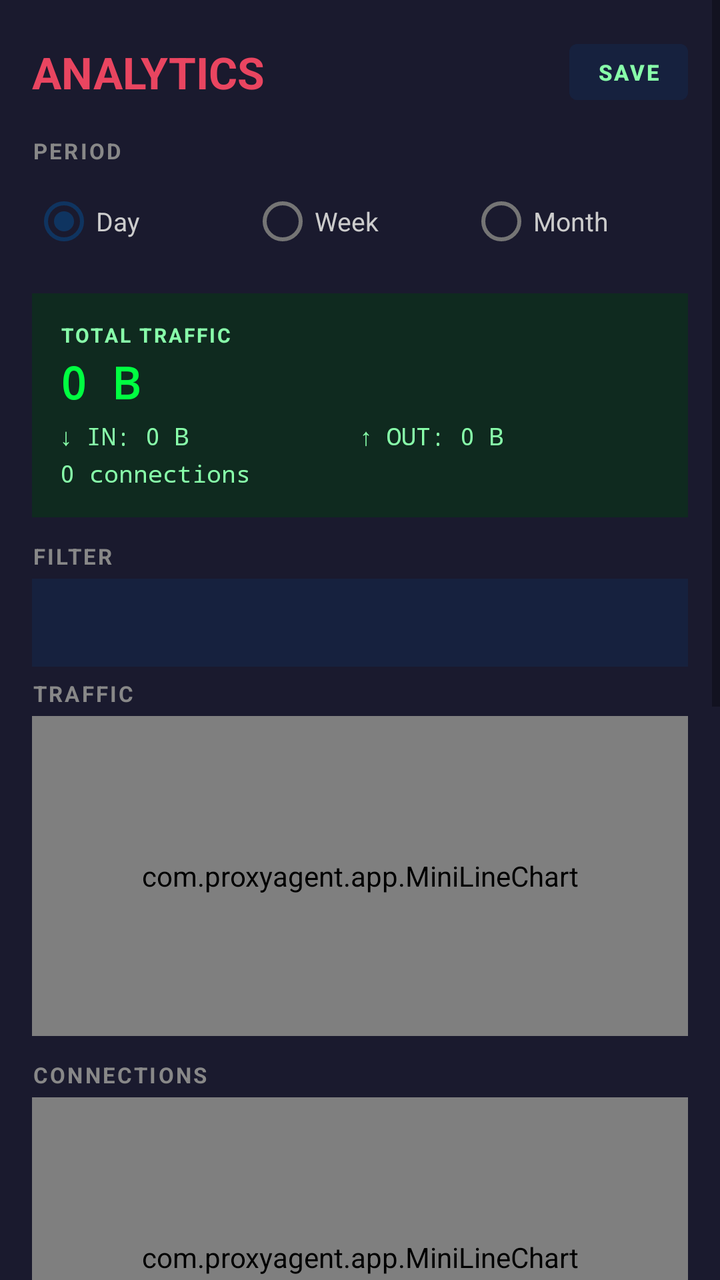
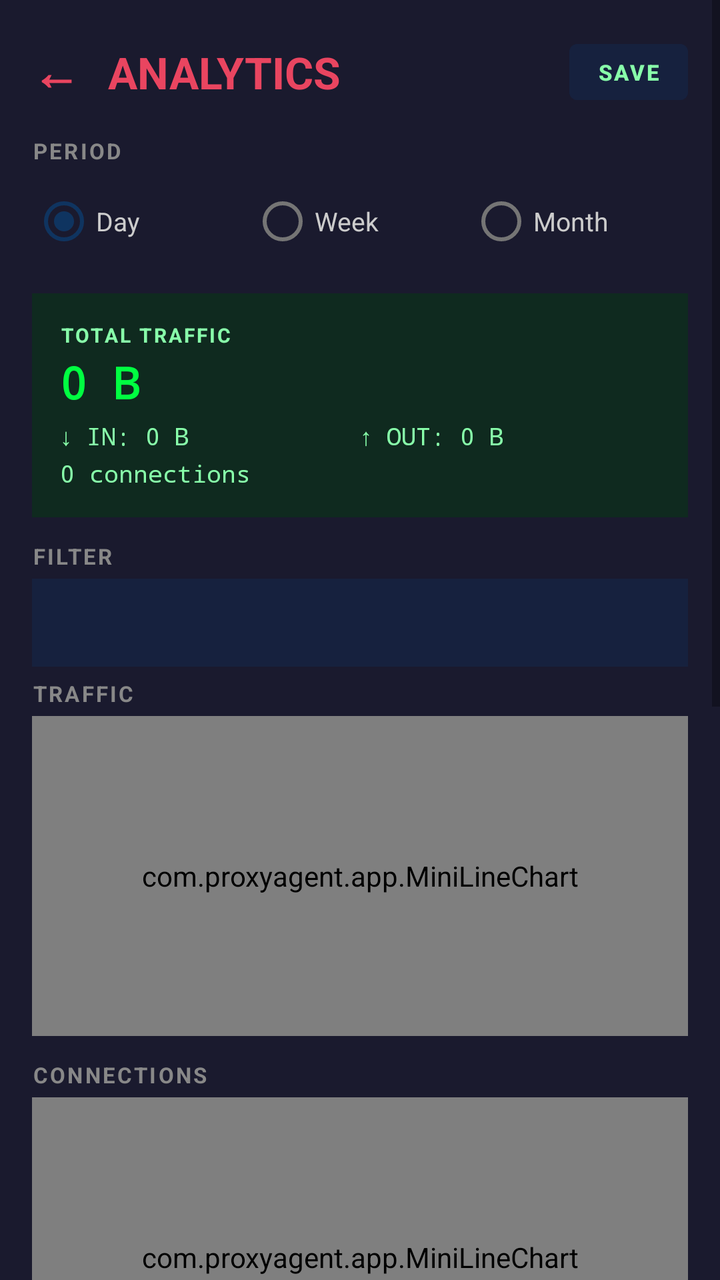

Two renders of the same Android screen: before a commit and after it. Below are the layout's source before the change and the commit's diff.
<!-- AndroidManifest.xml: application theme Theme.AndroidProxyApp -->
<!-- res/layout/activity_analytics.xml -->
<?xml version="1.0" encoding="utf-8"?>
<ScrollView xmlns:android="http://schemas.android.com/apk/res/android"
    android:layout_width="match_parent"
    android:layout_height="match_parent"
    android:background="#1a1a2e"
    android:fillViewport="true"
    android:fitsSystemWindows="true">

    <LinearLayout
        android:layout_width="match_parent"
        android:layout_height="wrap_content"
        android:orientation="vertical"
        android:padding="16dp">

        <LinearLayout
            android:layout_width="match_parent"
            android:layout_height="wrap_content"
            android:orientation="horizontal"
            android:gravity="center_vertical"
            android:layout_marginBottom="12dp">
            <TextView
                android:layout_width="0dp"
                android:layout_weight="1"
                android:layout_height="wrap_content"
                android:text="ANALYTICS"
                android:textColor="#e94560"
                android:textSize="22sp"
                android:textStyle="bold" />
            <Button
                android:id="@+id/btnExportAnalytics"
                android:layout_width="wrap_content"
                android:layout_height="40dp"
                android:minWidth="0dp"
                android:paddingStart="14dp"
                android:paddingEnd="14dp"
                android:text="SAVE"
                android:textSize="11sp"
                android:textStyle="bold"
                android:backgroundTint="#16213e"
                android:textColor="#88ffaa" />
        </LinearLayout>

        <TextView
            android:layout_width="wrap_content"
            android:layout_height="wrap_content"
            android:text="PERIOD"
            android:textColor="#888888"
            android:textSize="11sp"
            android:textStyle="bold"
            android:letterSpacing="0.1"
            android:layout_marginBottom="4dp" />

        <RadioGroup
            android:id="@+id/rgPeriod"
            android:layout_width="match_parent"
            android:layout_height="wrap_content"
            android:orientation="horizontal"
            android:layout_marginBottom="12dp">
            <RadioButton
                android:id="@+id/rbPeriodDay"
                android:layout_width="0dp"
                android:layout_weight="1"
                android:layout_height="wrap_content"
                android:text="Day"
                android:textColor="#cccccc"
                android:textSize="13sp"
                android:checked="true" />
            <RadioButton
                android:id="@+id/rbPeriodWeek"
                android:layout_width="0dp"
                android:layout_weight="1"
                android:layout_height="wrap_content"
                android:text="Week"
                android:textColor="#cccccc"
                android:textSize="13sp" />
            <RadioButton
                android:id="@+id/rbPeriodMonth"
                android:layout_width="0dp"
                android:layout_weight="1"
                android:layout_height="wrap_content"
                android:text="Month"
                android:textColor="#cccccc"
                android:textSize="13sp" />
        </RadioGroup>

        <LinearLayout
            android:layout_width="match_parent"
            android:layout_height="wrap_content"
            android:orientation="vertical"
            android:background="#0f2a1f"
            android:padding="14dp"
            android:layout_marginBottom="12dp">
            <TextView
                android:layout_width="wrap_content"
                android:layout_height="wrap_content"
                android:text="TOTAL TRAFFIC"
                android:textColor="#88ffaa"
                android:textSize="10sp"
                android:textStyle="bold"
                android:letterSpacing="0.1" />
            <TextView
                android:id="@+id/tvTotal"
                android:layout_width="wrap_content"
                android:layout_height="wrap_content"
                android:text="0 B"
                android:textColor="#00ff41"
                android:textSize="22sp"
                android:textStyle="bold"
                android:fontFamily="monospace"
                android:layout_marginTop="2dp" />
            <LinearLayout
                android:layout_width="match_parent"
                android:layout_height="wrap_content"
                android:orientation="horizontal"
                android:layout_marginTop="4dp">
                <TextView
                    android:id="@+id/tvIn"
                    android:layout_width="0dp"
                    android:layout_weight="1"
                    android:layout_height="wrap_content"
                    android:text="↓ IN: 0 B"
                    android:textColor="#88ffaa"
                    android:textSize="12sp"
                    android:fontFamily="monospace" />
                <TextView
                    android:id="@+id/tvOut"
                    android:layout_width="0dp"
                    android:layout_weight="1"
                    android:layout_height="wrap_content"
                    android:text="↑ OUT: 0 B"
                    android:textColor="#88ffaa"
                    android:textSize="12sp"
                    android:fontFamily="monospace" />
            </LinearLayout>
            <TextView
                android:id="@+id/tvConnTotal"
                android:layout_width="wrap_content"
                android:layout_height="wrap_content"
                android:text="0 connections"
                android:textColor="#88ffaa"
                android:textSize="12sp"
                android:fontFamily="monospace"
                android:layout_marginTop="2dp" />
        </LinearLayout>

        <TextView
            android:layout_width="wrap_content"
            android:layout_height="wrap_content"
            android:text="FILTER"
            android:textColor="#888888"
            android:textSize="11sp"
            android:textStyle="bold"
            android:letterSpacing="0.1"
            android:layout_marginBottom="4dp" />

        <Spinner
            android:id="@+id/spFilterType"
            android:layout_width="match_parent"
            android:layout_height="44dp"
            android:background="#16213e"
            android:layout_marginBottom="6dp" />

        <Spinner
            android:id="@+id/spFilterValue"
            android:layout_width="match_parent"
            android:layout_height="44dp"
            android:background="#16213e"
            android:visibility="gone"
            android:layout_marginBottom="12dp" />

        <TextView
            android:layout_width="wrap_content"
            android:layout_height="wrap_content"
            android:text="TRAFFIC"
            android:textColor="#888888"
            android:textSize="11sp"
            android:textStyle="bold"
            android:letterSpacing="0.1"
            android:layout_marginBottom="4dp" />

        <com.proxyagent.app.MiniLineChart
            android:id="@+id/chartTraffic"
            android:layout_width="match_parent"
            android:layout_height="160dp"
            android:background="#0f1f2a"
            android:layout_marginBottom="12dp" />

        <TextView
            android:layout_width="wrap_content"
            android:layout_height="wrap_content"
            android:text="CONNECTIONS"
            android:textColor="#888888"
            android:textSize="11sp"
            android:textStyle="bold"
            android:letterSpacing="0.1"
            android:layout_marginBottom="4dp" />

        <com.proxyagent.app.MiniLineChart
            android:id="@+id/chartConn"
            android:layout_width="match_parent"
            android:layout_height="160dp"
            android:background="#0f1f2a"
            android:layout_marginBottom="12dp" />

        <LinearLayout
            android:layout_width="match_parent"
            android:layout_height="wrap_content"
            android:orientation="vertical"
            android:background="#0f2a1f"
            android:padding="14dp"
            android:layout_marginBottom="12dp">
            <TextView
                android:layout_width="wrap_content"
                android:layout_height="wrap_content"
                android:text="IP ROTATIONS"
                android:textColor="#88ffaa"
                android:textSize="10sp"
                android:textStyle="bold"
                android:letterSpacing="0.1" />
            <TextView
                android:id="@+id/tvRotTotal"
                android:layout_width="wrap_content"
                android:layout_height="wrap_content"
                android:text="0"
                android:textColor="#ff66cc"
                android:textSize="22sp"
                android:textStyle="bold"
                android:fontFamily="monospace"
                android:layout_marginTop="2dp" />
            <LinearLayout
                android:layout_width="match_parent"
                android:layout_height="wrap_content"
                android:orientation="horizontal"
                android:layout_marginTop="4dp">
                <TextView
                    android:id="@+id/tvRotManual"
                    android:layout_width="0dp"
                    android:layout_weight="1"
                    android:layout_height="wrap_content"
                    android:text="↻ MANUAL: 0"
                    android:textColor="#66e0ff"
                    android:textSize="12sp"
                    android:fontFamily="monospace" />
                <TextView
                    android:id="@+id/tvRotAuto"
                    android:layout_width="0dp"
                    android:layout_weight="1"
                    android:layout_height="wrap_content"
                    android:text="◉ AUTO: 0"
                    android:textColor="#ff66cc"
                    android:textSize="12sp"
                    android:fontFamily="monospace" />
            </LinearLayout>
            <TextView
                android:id="@+id/tvRotRate"
                android:layout_width="wrap_content"
                android:layout_height="wrap_content"
                android:text=""
                android:textColor="#88ffaa"
                android:textSize="12sp"
                android:fontFamily="monospace"
                android:layout_marginTop="2dp" />
            <TextView
                android:id="@+id/tvRotLast"
                android:layout_width="wrap_content"
                android:layout_height="wrap_content"
                android:text=""
                android:textColor="#669999"
                android:textSize="11sp"
                android:fontFamily="monospace"
                android:layout_marginTop="2dp" />
        </LinearLayout>

        <TextView
            android:layout_width="wrap_content"
            android:layout_height="wrap_content"
            android:text="ROTATIONS · ■ manual  ■ auto  (filter not applied)"
            android:textColor="#888888"
            android:textSize="11sp"
            android:textStyle="bold"
            android:letterSpacing="0.1"
            android:layout_marginBottom="4dp" />

        <com.proxyagent.app.MiniLineChart
            android:id="@+id/chartRot"
            android:layout_width="match_parent"
            android:layout_height="160dp"
            android:background="#0f1f2a"
            android:layout_marginBottom="12dp" />

        <TextView
            android:layout_width="wrap_content"
            android:layout_height="wrap_content"
            android:text="RECENT ROTATIONS"
            android:textColor="#888888"
            android:textSize="11sp"
            android:textStyle="bold"
            android:letterSpacing="0.1"
            android:layout_marginBottom="4dp" />

        <TextView
            android:id="@+id/tvRotList"
            android:layout_width="match_parent"
            android:layout_height="wrap_content"
            android:text=""
            android:textColor="#cccccc"
            android:textSize="11sp"
            android:fontFamily="monospace"
            android:background="#0f1f2a"
            android:padding="10dp"
            android:layout_marginBottom="12dp" />

        <TextView
            android:id="@+id/tvRetentionHint"
            android:layout_width="wrap_content"
            android:layout_height="wrap_content"
            android:text=""
            android:textColor="#666666"
            android:textSize="10sp"
            android:fontFamily="monospace"
            android:layout_marginBottom="12dp" />

    </LinearLayout>
</ScrollView>
<!-- resources referenced by this layout -->
<resources>
  <style name="Theme.AndroidProxyApp" parent="Theme.MaterialComponents.DayNight.NoActionBar">
          <item name="colorPrimary">#e94560</item>
          <item name="colorPrimaryVariant">#c81d4e</item>
          <item name="colorOnPrimary">#ffffff</item>
          <item name="colorSecondary">#0f3460</item>
          <item name="colorSecondaryVariant">#16213e</item>
          <item name="colorOnSecondary">#ffffff</item>
          <item name="android:statusBarColor">#0f0f23</item>
          <item name="android:navigationBarColor">#0f0f23</item>
      </style>
</resources>

<!-- the commit's change to res/layout/activity_analytics.xml (unified diff, before → after) -->
@@ -18,6 +18,18 @@
             android:orientation="horizontal"
             android:gravity="center_vertical"
             android:layout_marginBottom="12dp">
+            <TextView
+                android:id="@+id/btnBack"
+                android:layout_width="wrap_content"
+                android:layout_height="wrap_content"
+                android:text="←"
+                android:textColor="#e94560"
+                android:textSize="24sp"
+                android:textStyle="bold"
+                android:paddingEnd="14dp"
+                android:clickable="true"
+                android:focusable="true"
+                android:contentDescription="Back" />
             <TextView
                 android:layout_width="0dp"
                 android:layout_weight="1"
